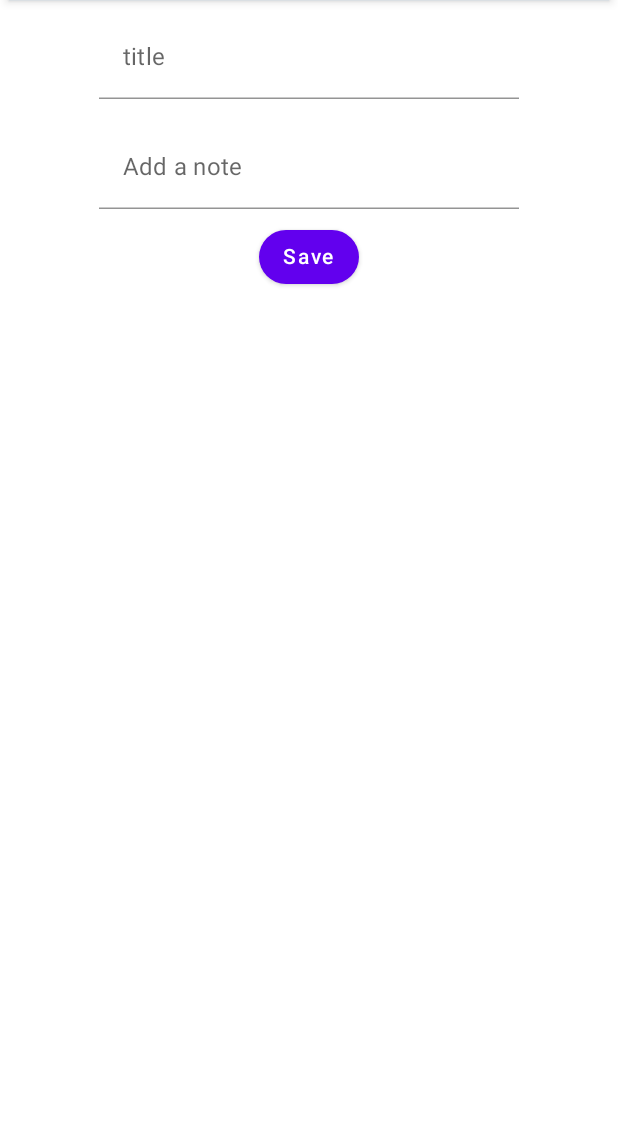
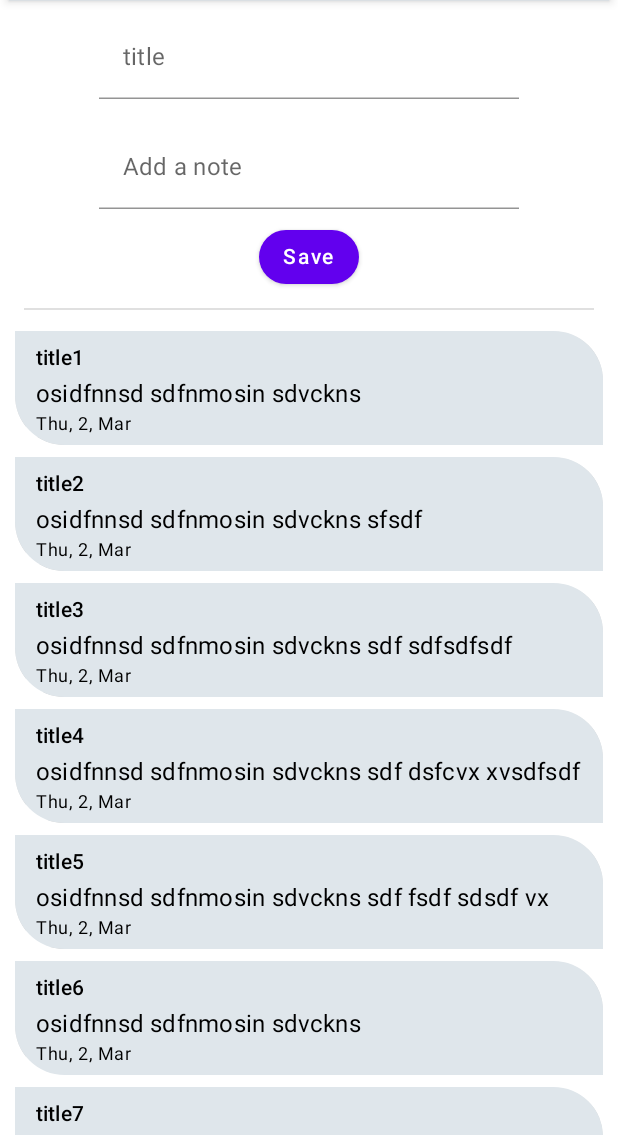
Before and after one commit to Ruslan16021984/Jet-Note, an Android app built with Jetpack Compose: the @Preview function NoteScreenPreview, on a phone screen of 412 x 824 dp, the part 92-1236 px from its top. Run offline under Robolectric (Android 15) with nearby library versions, the phone set to English and light mode, and no system bars; our stand-ins replace Room's generated code.

Commit message:
added hilt, room and finished all project

```diff
--- a/app/src/main/AndroidManifest.xml
+++ b/app/src/main/AndroidManifest.xml
@@ -3,6 +3,7 @@
     xmlns:tools="http://schemas.android.com/tools">
 
     <application
+        android:name=".NoteApplication"
         android:allowBackup="true"
         android:dataExtractionRules="@xml/data_extraction_rules"
         android:fullBackupContent="@xml/backup_rules"
--- a/app/src/main/java/com/card3333333/jetnoteapp/components/NoteComponents.kt
+++ b/app/src/main/java/com/card3333333/jetnoteapp/components/NoteComponents.kt
@@ -56,7 +56,7 @@ fun NoteButton(
 ) {
     Button(
         onClick = {
-            onClick
+            onClick()
         },
         shape = CircleShape,
         enabled = enabled,
--- /dev/null
+++ b/app/src/main/java/com/card3333333/jetnoteapp/data/NoteDate.kt
@@ -0,0 +1,20 @@
+package com.card3333333.jetnoteapp.data
+
+import com.card3333333.jetnoteapp.model.Note
+
+class NoteDateSource{
+    fun loadNotes(): List<Note>{
+        return listOf(
+            Note(title = "title1", description = "osidfnnsd sdfnmosin sdvckns"),
+            Note(title = "title2", description = "osidfnnsd sdfnmosin sdvckns sfsdf"),
+            Note(title = "title3", description = "osidfnnsd sdfnmosin sdvckns sdf sdfsdfsdf"),
+            Note(title = "title4", description = "osidfnnsd sdfnmosin sdvckns sdf dsfcvx xvsdfsdf "),
+            Note(title = "title5", description = "osidfnnsd sdfnmosin sdvckns sdf fsdf sdsdf vx"),
+            Note(title = "title6", description = "osidfnnsd sdfnmosin sdvckns"),
+            Note(title = "title7", description = "osidfnnsd sdfnmosin sdvckns"),
+            Note(title = "title8", description = "osidfnnsd sdfnmosin sdvckns"),
+            Note(title = "title9", description = "osidfnnsd sdfnmosin sdvckns"),
+            Note(title = "title10", description = "osidfnnsd sdfnmosin sdvckns")
+        )
+    }
+}
--- /dev/null
+++ b/app/src/main/java/com/card3333333/jetnoteapp/model/Note.kt
@@ -0,0 +1,20 @@
+package com.card3333333.jetnoteapp.model
+
+import androidx.room.ColumnInfo
+import androidx.room.Entity
+import androidx.room.PrimaryKey
+import java.time.Instant
+import java.util.Date
+import java.util.UUID
+
+@Entity(tableName = "notes_tbl")
+data class Note(
+    @PrimaryKey
+    val id: UUID = UUID.randomUUID(),
+    @ColumnInfo(name = "note_title")
+    val title: String,
+    @ColumnInfo(name = "note_description")
+    val description: String,
+    @ColumnInfo(name = "note_entry_date")
+    val entryDate: Date = Date.from(Instant.now())
+)
--- a/app/src/main/java/com/card3333333/jetnoteapp/screen/NoteScreen.kt
+++ b/app/src/main/java/com/card3333333/jetnoteapp/screen/NoteScreen.kt
@@ -1,32 +1,47 @@
 package com.card3333333.jetnoteapp.screen
 
+import android.widget.Toast
+import androidx.compose.foundation.clickable
 import androidx.compose.foundation.layout.Column
 import androidx.compose.foundation.layout.fillMaxWidth
 import androidx.compose.foundation.layout.padding
-import androidx.compose.material.Icon
-import androidx.compose.material.Text
-import androidx.compose.material.TopAppBar
+import androidx.compose.foundation.lazy.LazyColumn
+import androidx.compose.foundation.lazy.items
+import androidx.compose.foundation.shape.RoundedCornerShape
+import androidx.compose.material.*
 import androidx.compose.material.icons.Icons
 import androidx.compose.material.icons.rounded.Notifications
 import androidx.compose.runtime.*
 import androidx.compose.ui.Alignment
 import androidx.compose.ui.Modifier
+import androidx.compose.ui.draw.clip
 import androidx.compose.ui.graphics.Color
+import androidx.compose.ui.platform.LocalContext
 import androidx.compose.ui.res.stringResource
 import androidx.compose.ui.tooling.preview.Preview
 import androidx.compose.ui.unit.dp
 import com.card3333333.jetnoteapp.R
 import com.card3333333.jetnoteapp.components.NoteButton
 import com.card3333333.jetnoteapp.components.NoteInputText
+import com.card3333333.jetnoteapp.data.NoteDateSource
+import com.card3333333.jetnoteapp.model.Note
+import com.card3333333.jetnoteapp.utils.formatDate
+import java.time.format.DateTimeFormatter
+import javax.sql.DataSource
 
 @Composable
-fun NoteScreen() {
+fun NoteScreen(
+    notes: List<Note>,
+    onAddNote: (Note) -> Unit,
+    onRemoveNote: (Note) -> Unit
+) {
     var title by remember {
         mutableStateOf("")
     }
     var description by remember {
         mutableStateOf("")
     }
+    val context = LocalContext.current
     Column(modifier = Modifier.padding(6.dp)) {
         TopAppBar(title = {
             Text(text = stringResource(id = R.string.app_name))
@@ -35,26 +50,89 @@ fun NoteScreen() {
         },
             backgroundColor = Color(0xFFDADFE3)
         )
-        Column(modifier = Modifier
+        Column(
+            modifier = Modifier
                 .fillMaxWidth(),
-        horizontalAlignment = Alignment.CenterHorizontally) {
-            NoteInputText(text = title, label = "title", onTextChange = {
+            horizontalAlignment = Alignment.CenterHorizontally
+        ) {
+            NoteInputText(
+                text = title, label = "title", onTextChange = {
                     if (it.all { char ->
                             char.isLetter() || char.isWhitespace()
                         }) title = it
                 }, modifier = Modifier.padding(
                     top = 9.dp,
                     bottom = 8.dp
-            ))
-            NoteInputText(text = description, label = "Add a note", onTextChange = {
+                )
+            )
+            NoteInputText(
+                text = description, label = "Add a note", onTextChange = {
                     if (it.all { char ->
                             char.isLetter() || char.isWhitespace()
                         }) description = it
                 }, modifier = Modifier.padding(
                     top = 9.dp,
                     bottom = 8.dp
-            ))
-            NoteButton(text = "Save", onClick = { /*TODO*/ })
+                )
+            )
+            NoteButton(text = "Save", onClick = {
+                if (title.isNotEmpty() && description.isNotEmpty()) {
+                    onAddNote(
+                        Note(
+                            title = title, description = description
+                        )
+                    )
+                    title = ""
+                    description = ""
+                    Toast.makeText(context, "Note added", Toast.LENGTH_LONG).show()
+                }
+            })
+        }
+        Divider(Modifier.padding(10.dp))
+        LazyColumn {
+            items(notes) { note ->
+                NoteRow(note = note, onClickNote = {
+                    onRemoveNote(note)
+                })
+            }
+        }
+
+    }
+}
+
+@Composable
+fun NoteRow(
+    modifier: Modifier = Modifier,
+    note: Note,
+    onClickNote: (Note) -> Unit
+) {
+    Surface(
+        modifier
+            .padding(4.dp)
+            .clip(RoundedCornerShape(topEnd = 33.dp, bottomStart = 33.dp))
+            .fillMaxWidth(),
+        color = Color(0xFFDFE6EB),
+        elevation = 6.dp
+    ) {
+        Column(
+            modifier
+                .clickable {
+                    onClickNote(note)
+                }
+                .padding(horizontal = 14.dp, vertical = 6.dp),
+            horizontalAlignment = Alignment.Start) {
+            Text(
+                text = note.title,
+                style = MaterialTheme.typography.subtitle2
+            )
+            Text(
+                text = note.description,
+                style = MaterialTheme.typography.subtitle1
+            )
+            Text(
+                text = formatDate(note.entryDate.time),
+                style = MaterialTheme.typography.caption
+            )
         }
     }
 }
@@ -62,5 +140,5 @@ fun NoteScreen() {
 @Preview(showBackground = true)
 @Composable
 fun NoteScreenPreview() {
-    NoteScreen()
+    NoteScreen(notes = NoteDateSource().loadNotes(), onAddNote = {}, onRemoveNote = {})
 }
--- /dev/null
+++ b/app/src/main/java/com/card3333333/jetnoteapp/utils/Utils.kt
@@ -0,0 +1,10 @@
+package com.card3333333.jetnoteapp.utils
+
+import java.text.SimpleDateFormat
+import java.util.*
+
+fun formatDate(time: Long): String{
+    val date = Date(time)
+    val format = SimpleDateFormat("EEE, d, MMM", Locale.getDefault())
+    return format.format(date)
+}
--- a/build.gradle
+++ b/build.gradle
@@ -1,10 +1,13 @@
 buildscript{
     ext{
         compose_ui_version = '1.1.1'
+        hilt_version = '2.44'
+        room_version = '2.4.3'
     }
 }// Top-level build file where you can add configuration options common to all sub-projects/modules.
 plugins{
     id 'com.android.application' version '7.3.0' apply false
     id 'com.android.library' version '7.3.0' apply false
     id 'org.jetbrains.kotlin.android' version '1.6.10' apply false
+    id("com.google.dagger.hilt.android") version "2.44" apply false
 }
```
Also changed, not shown: app/build.gradle (+28 -1 lines), app/src/main/java/com/card3333333/jetnoteapp/MainActivity.kt (+23 -1 lines), app/src/main/java/com/card3333333/jetnoteapp/NoteApplication.kt (added, +8 -0 lines), app/src/main/java/com/card3333333/jetnoteapp/data/NoteDatabase.kt (added, +14 -0 lines), app/src/main/java/com/card3333333/jetnoteapp/data/NoteDatabaseDao.kt (added, +26 -0 lines), app/src/main/java/com/card3333333/jetnoteapp/di/AppModule.kt (added, +28 -0 lines), app/src/main/java/com/card3333333/jetnoteapp/repository/NoteRepository.kt (added, +20 -0 lines), app/src/main/java/com/card3333333/jetnoteapp/screen/NoteViewModel.kt (added, +47 -0 lines), app/src/main/java/com/card3333333/jetnoteapp/utils/Converters.kt (added, +16 -0 lines), app/src/main/java/com/card3333333/jetnoteapp/utils/UUIDConverter.kt (added, +15 -0 lines). Lines whose indentation alone changed are shown as unchanged.
